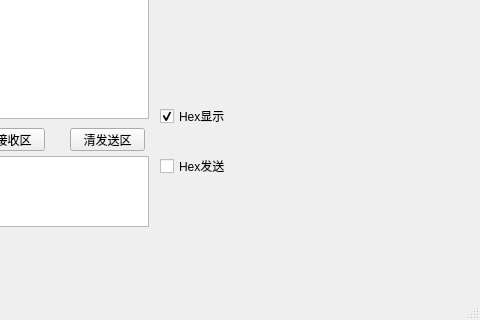
Qt form ser_prj/untitled.ui (getBossMuchMoney/pyqt_serialTool) before a commit; both pictures show x 680 to 1160 and y 392 to 712 of the 1160 by 712 pixel window.
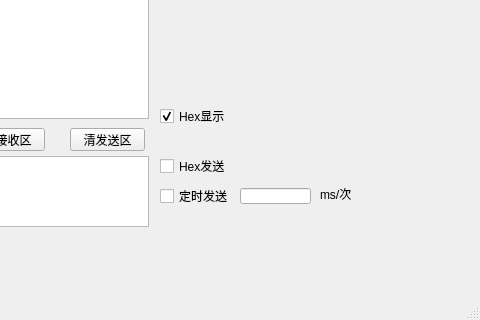
The same form after that commit.

Commit message: add button of auto sending

```diff
--- a/ser_prj/untitled.ui
+++ b/ser_prj/untitled.ui
@@ -212,6 +212,45 @@
      <string>刷新串口列表</string>
     </property>
    </widget>
+   <widget class="QLineEdit" name="send_freq">
+    <property name="geometry">
+     <rect>
+      <x>920</x>
+      <y>580</y>
+      <width>71</width>
+      <height>16</height>
+     </rect>
+    </property>
+    <property name="echoMode">
+     <enum>QLineEdit::Normal</enum>
+    </property>
+   </widget>
+   <widget class="QLabel" name="label_5">
+    <property name="geometry">
+     <rect>
+      <x>1000</x>
+      <y>580</y>
+      <width>54</width>
+      <height>12</height>
+     </rect>
+    </property>
+    <property name="text">
+     <string>ms/次</string>
+    </property>
+   </widget>
+   <widget class="QCheckBox" name="send_auto">
+    <property name="geometry">
+     <rect>
+      <x>840</x>
+      <y>580</y>
+      <width>71</width>
+      <height>16</height>
+     </rect>
+    </property>
+    <property name="text">
+     <string>定时发送</string>
+    </property>
+   </widget>
   </widget>
   <widget class="QMenuBar" name="menubar">
    <property name="geometry">
```
Left out of the diff: 2 changed lines with no effect on the pictures. The commit also changes 1 other file.
